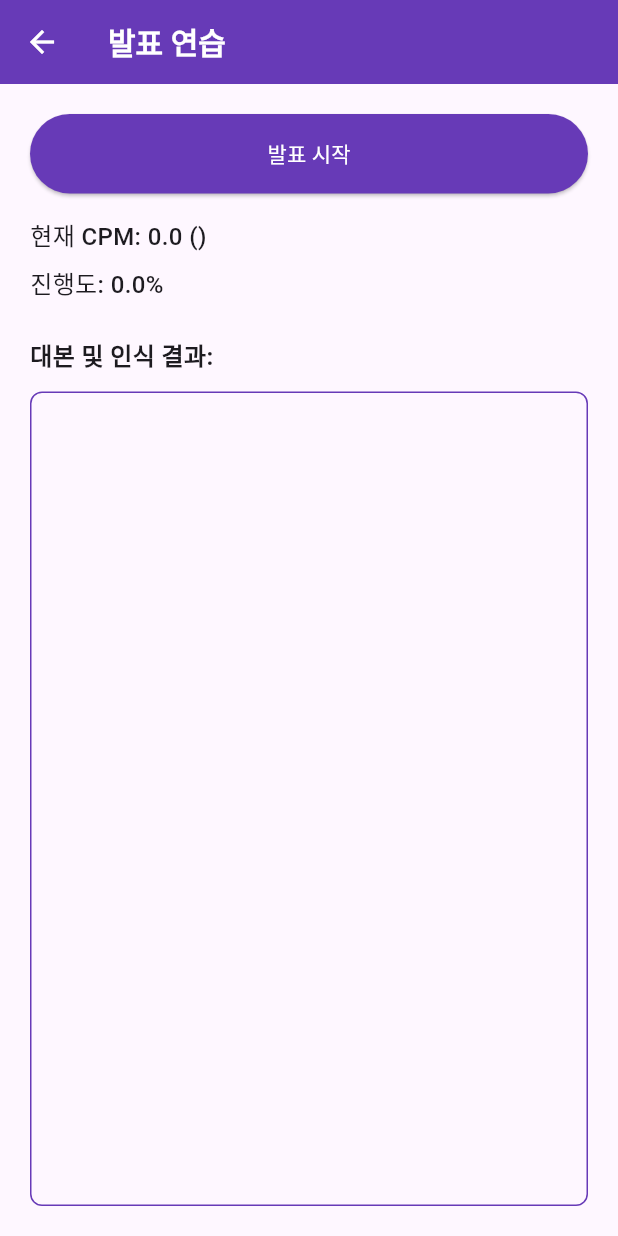
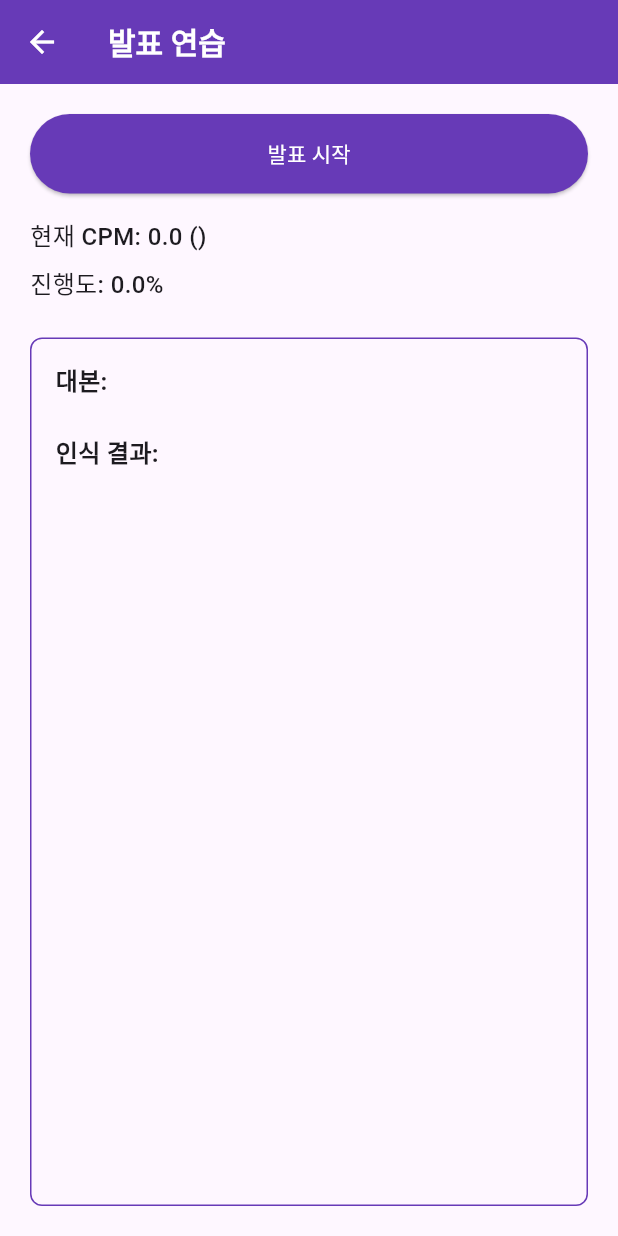
Before and after one commit to IngyoKim/TalkPilot, a Flutter app: the PresentationPracticePage screen opened directly with empty values, on a phone screen of 412 x 824 dp. Run offline on Flutter 3.47's test engine with Material 3 defaults, Android fonts, the phone set to English and light mode, and no system bars; our stand-ins replace file_picker, firebase_auth, firebase_core, firebase_database, flutter_dotenv, fluttertoast and 4 more; missing offline and left inert: kakao_flutter_sdk_common, kakao_flutter_sdk_user; accounts and stored records are empty; generated files the repository leaves out were written again.

```diff
--- a/app/lib/src/pages/practice_page/presentation_practice_page.dart
+++ b/app/lib/src/pages/practice_page/presentation_practice_page.dart
@@ -115,8 +115,16 @@ class _PresentationPracticePageState extends State<PresentationPracticePage> {
     return Column(
       crossAxisAlignment: CrossAxisAlignment.start,
       children: [
+        const Text(
+          '대본:',
+          style: TextStyle(fontWeight: FontWeight.bold, fontSize: 16),
+        ),
         RichText(text: TextSpan(children: scriptSpans)),
-        const SizedBox(height: 4),
+        const SizedBox(height: 8),
+        const Text(
+          '인식 결과:',
+          style: TextStyle(fontWeight: FontWeight.bold, fontSize: 16),
+        ),
         RichText(text: TextSpan(children: recognizedSpans)),
       ],
     );
@@ -167,11 +175,6 @@ class _PresentationPracticePageState extends State<PresentationPracticePage> {
               style: const TextStyle(fontSize: 16, fontWeight: FontWeight.w500),
             ),
             const SizedBox(height: 24),
-            const Text(
-              '대본 및 인식 결과:',
-              style: TextStyle(fontSize: 16, fontWeight: FontWeight.bold),
-            ),
-            const SizedBox(height: 12),
             Expanded(
               child: Container(
                 padding: const EdgeInsets.all(16),
```
Also changed, not shown: app/lib/src/services/practice/script_progress_service.dart (+34 -4 lines).
